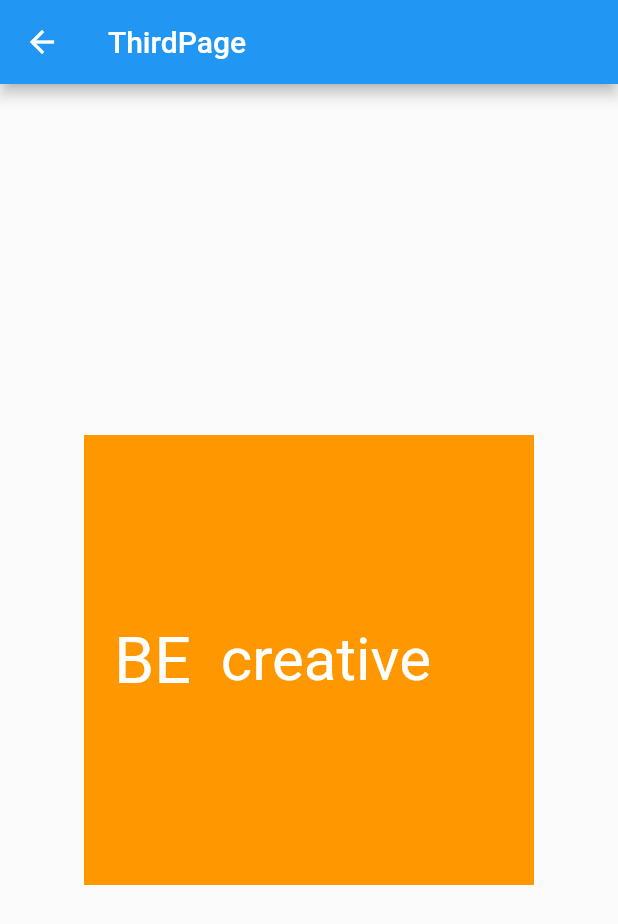
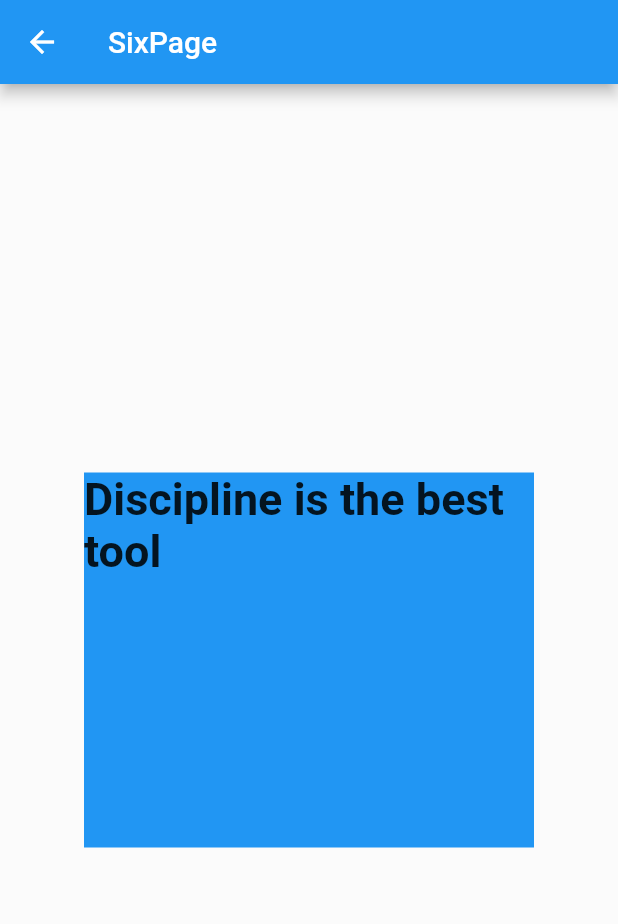
Before and after one commit to HelloCore/reimagined_octo_barnacle, a Flutter app: the screen it shows after launch, after a tap on "FlutterTextAnimation.Typewriter", on a phone screen of 412 x 824 dp. Shown: the top 924 px of the screen. Run offline on Flutter 3.47's test engine with Material 2 defaults, Android fonts, the phone set to English and light mode, and no system bars; our stand-ins replace animated_text_kit; Roboto replaces fonts that are missing (Horizon).

Commit message:
add text animation typewriter

```diff
--- a/lib/pages/main_page.dart
+++ b/lib/pages/main_page.dart
@@ -2,6 +2,7 @@ import 'package:animations/animations.dart';
 import 'package:flutter/material.dart';
 import 'package:reimagined_octo_barnacle/pages/fourth_page.dart';
 import 'package:reimagined_octo_barnacle/pages/second_page.dart';
+import 'package:reimagined_octo_barnacle/pages/six_page.dart';
 
 import 'third_page.dart';
 
@@ -166,7 +167,7 @@ class _MainPageState extends State<MainPage> {
                       Navigator.of(context).push(PageRouteBuilder(
                           pageBuilder:
                               (context, animation, secondaryAnimation) =>
-                                  ThirdPage(),
+                                  SixPage(),
                           transitionsBuilder:
                               (context, animation, secondaryAnimation, child) {
                             return SharedAxisTransition(
--- /dev/null
+++ b/lib/pages/six_page.dart
@@ -0,0 +1,37 @@
+import 'package:flutter/material.dart';
+import 'package:animated_text_kit/animated_text_kit.dart';
+
+class SixPage extends StatelessWidget {
+  @override
+  Widget build(BuildContext context) {
+    return Scaffold(
+      backgroundColor: Colors.white10,
+      appBar: AppBar(
+        title: Text('SixPage'),
+      ),
+      body: Center(
+        child: Container(
+          height: 250,
+          color: Colors.blue.shade500,
+          child: SizedBox(
+            width: 300,
+            child: TypewriterAnimatedTextKit(
+              text: [
+                "Discipline is the best tool",
+                "Design first, then code",
+                "Do not patch bugs out, rewrite them",
+                "Do not test bugs out, design them out"
+              ],
+              textStyle: TextStyle(
+                fontSize: 30.0,
+                fontWeight: FontWeight.bold,
+              ),
+              textAlign: TextAlign.start,
+              alignment: AlignmentDirectional.topStart,
+            ),
+          ),
+        ),
+      ),
+    );
+  }
+}
```
